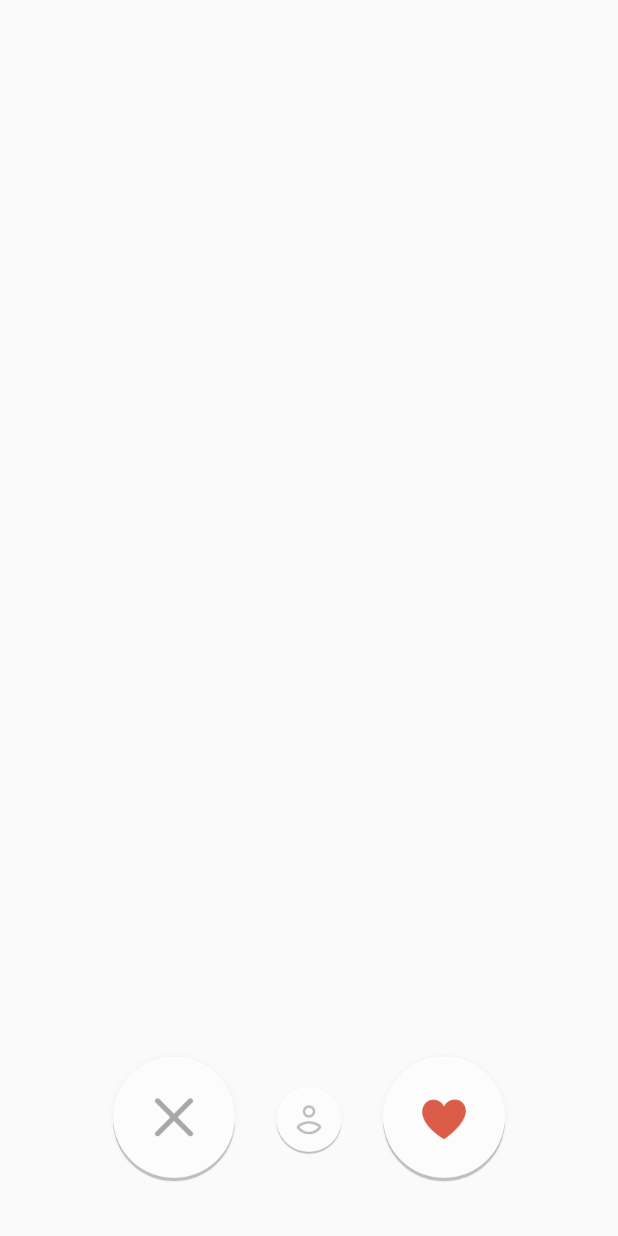
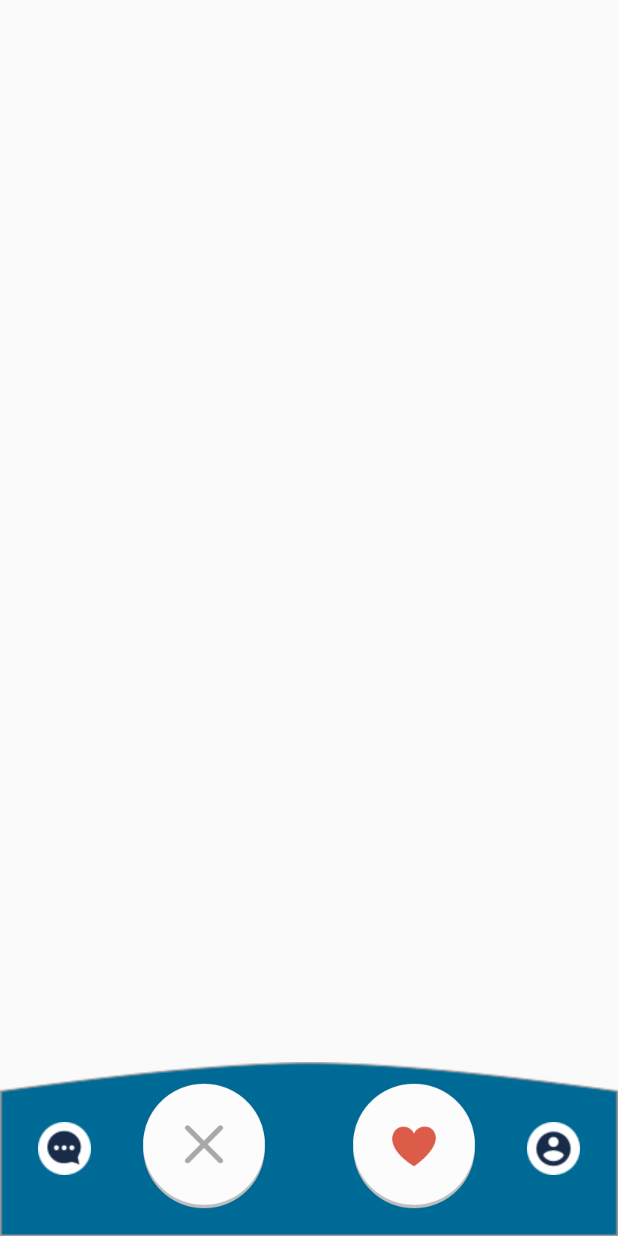
Before and after one commit to SihanSun/MeetSB, an Android app: the layout buttons.xml on its own in the app's theme, with its tools: preview values and no code run, on a phone screen of 412 x 824 dp. Run offline under Robolectric (Android 15) with nearby library versions, the phone set to English and light mode, and no system bars.

Commit message:
Change to bottons

```diff
--- a/app/src/main/res/layout/buttons.xml
+++ b/app/src/main/res/layout/buttons.xml
@@ -1,35 +1,53 @@
 <?xml version="1.0" encoding="utf-8"?>
-<LinearLayout xmlns:android="http://schemas.android.com/apk/res/android"
-    android:layout_width="wrap_content"
-    android:layout_height="wrap_content"
+<RelativeLayout xmlns:android="http://schemas.android.com/apk/res/android"
+    xmlns:tools="http://schemas.android.com/tools"
+    android:layout_width="match_parent"
+    android:layout_height="115.77dp"
     android:layout_gravity="center_horizontal|bottom"
-    android:layout_marginBottom="20dp"
+    android:layout_marginBottom="0dp"
+    android:background="@drawable/curved_dark_box"
     android:orientation="horizontal">
 
-    <ImageView
-        android:id="@+id/left"
+    <Button
+        android:id="@+id/button"
+        android:layout_width="35dp"
+        android:layout_height="35dp"
+        android:layout_alignParentStart="true"
+        android:layout_alignParentLeft="true"
+        android:layout_centerVertical="true"
+        android:layout_marginStart="25dp"
+        android:layout_marginLeft="25dp"
+        android:background="@drawable/chat_btn" />
+
+    <Button
+        android:id="@+id/button3"
         android:layout_width="wrap_content"
         android:layout_height="wrap_content"
-        android:layout_gravity="center"
-        android:layout_margin="10dp"
-        android:background="@drawable/home_buttons_dislike"
-        android:onClick="left" />
+        android:layout_alignParentEnd="true"
+        android:layout_alignParentRight="true"
+        android:layout_centerVertical="true"
+        android:layout_marginEnd="90dp"
+        android:background="@drawable/home_buttons_like" />
 
-    <ImageView
-        android:id="@+id/info"
+    <Button
+        android:id="@+id/button4"
         android:layout_width="wrap_content"
         android:layout_height="wrap_content"
-        android:layout_gravity="center"
-        android:layout_margin="10dp"
-        android:background="@drawable/home_buttons_info"
-        android:onClick="info"/>
+        android:layout_alignParentStart="true"
+        android:layout_alignParentLeft="true"
+        android:layout_centerVertical="true"
+        android:layout_marginStart="90dp"
+        android:layout_marginLeft="90dp"
+        android:background="@drawable/home_buttons_dislike" />
 
-    <ImageView
-        android:id="@+id/right"
-        android:layout_width="wrap_content"
-        android:layout_height="wrap_content"
-        android:layout_margin="10dp"
-        android:background="@drawable/home_buttons_like"
-        android:onClick="right"/>
-
-</LinearLayout>
+    <Button
+        android:id="@+id/button2"
+        android:layout_width="35dp"
+        android:layout_height="35dp"
+        android:layout_alignParentEnd="true"
+        android:layout_alignParentRight="true"
+        android:layout_centerVertical="true"
+        android:layout_marginEnd="25dp"
+        android:layout_marginRight="25dp"
+        android:background="@drawable/profile_btn" />
+</RelativeLayout>
```
